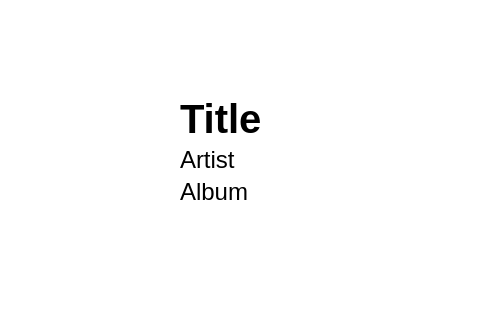
Old version of the form nowplaying.ui in the repository reesque/Maestro; both pictures show x 169 to 649 and y 0 to 320 of the 800 by 560 pixel window.
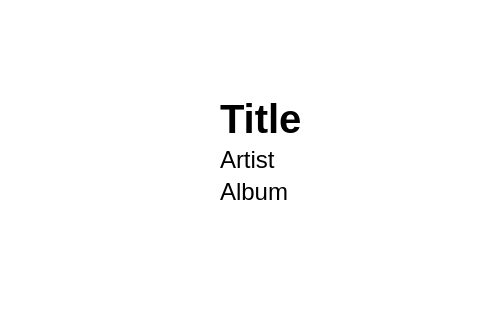
New version of the form. Icons and pictures are not drawn.

Diff of the .ui file:
```diff
--- a/nowplaying.ui
+++ b/nowplaying.ui
@@ -78,13 +78,13 @@
         </property>
         <property name="minimumSize">
          <size>
-          <width>340</width>
+          <width>380</width>
           <height>0</height>
          </size>
         </property>
         <property name="maximumSize">
          <size>
-          <width>340</width>
+          <width>380</width>
           <height>16777215</height>
          </size>
         </property>
@@ -96,13 +96,13 @@
           <number>30</number>
          </property>
          <property name="topMargin">
-          <number>90</number>
+          <number>60</number>
          </property>
          <property name="rightMargin">
           <number>30</number>
          </property>
          <property name="bottomMargin">
-          <number>90</number>
+          <number>60</number>
          </property>
          <item>
           <widget class="QLabel" name="CoverArt">
```
